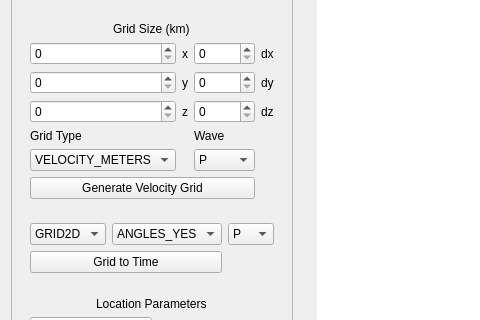
Old version of the form isp/resources/designer_uis/EarthquakeLocationFrame.ui in the repository ProjectISP/ISP; both pictures show x 0 to 480 and y 181 to 501 of the 904 by 859 pixel window.
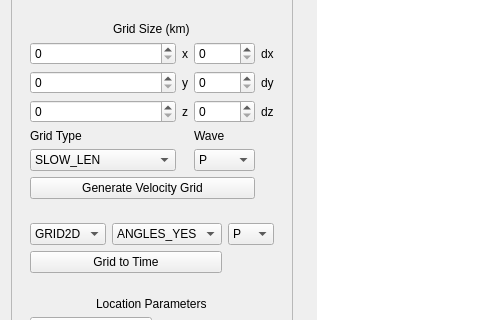
New version of the form.

Patch:
```diff
--- a/isp/resources/designer_uis/EarthquakeLocationFrame.ui
+++ b/isp/resources/designer_uis/EarthquakeLocationFrame.ui
@@ -163,6 +163,11 @@
          </item>
          <item row="5" column="0">
           <widget class="QComboBox" name="comboBox_gridtype">
+           <item>
+            <property name="text">
+             <string>SLOW_LEN</string>
+            </property>
+           </item>
            <item>
             <property name="text">
              <string>VELOCITY_METERS</string>
```
Left out of the diff: 5 changed lines with no effect on the pictures.
